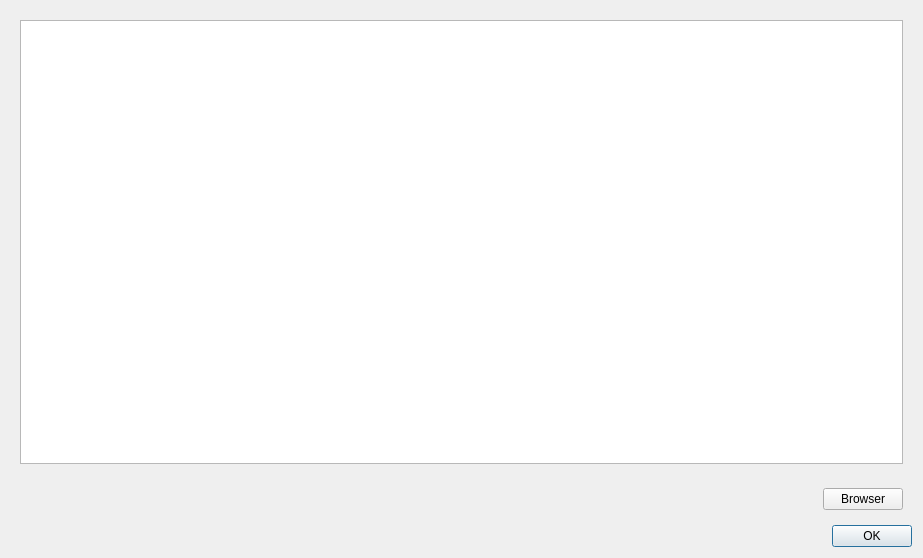
Old version of the form qiperfc/src/dlgrecord.ui in the repository coolshou/qiperf.
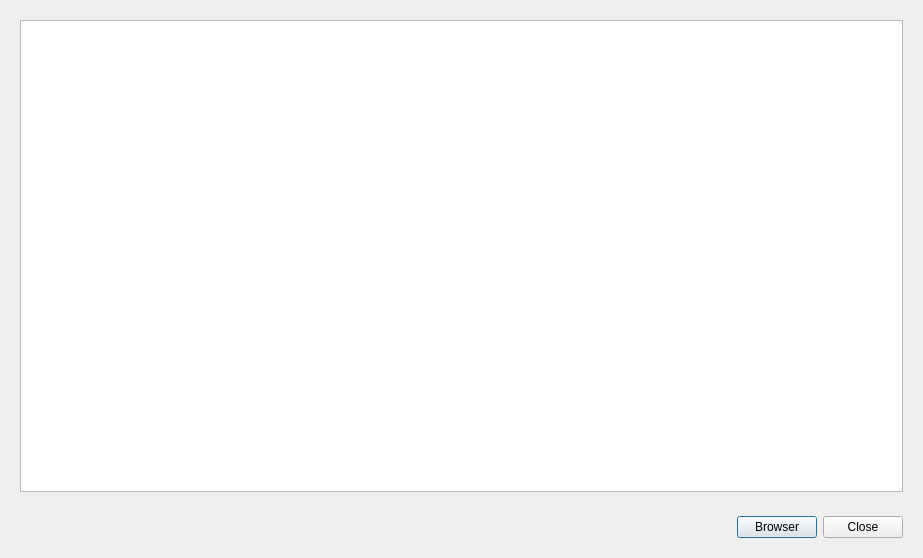
New version of the form. Icons and pictures are not drawn.

Commit message: adj log record ui

Diff of the .ui file:
```diff
--- a/qiperfc/src/dlgrecord.ui
+++ b/qiperfc/src/dlgrecord.ui
@@ -56,19 +56,16 @@
         </property>
        </widget>
       </item>
+      <item>
+       <widget class="QPushButton" name="pbClose">
+        <property name="text">
+         <string>Close</string>
+        </property>
+       </widget>
+      </item>
      </layout>
     </widget>
    </item>
-   <item>
-    <widget class="QDialogButtonBox" name="buttonBox">
-     <property name="orientation">
-      <enum>Qt::Horizontal</enum>
-     </property>
-     <property name="standardButtons">
-      <set>QDialogButtonBox::Ok</set>
-     </property>
-    </widget>
-   </item>
   </layout>
  </widget>
  <resources/>
```
Left out of the diff: 43 changed lines with no effect on the pictures. The commit also changes 2 other files.
